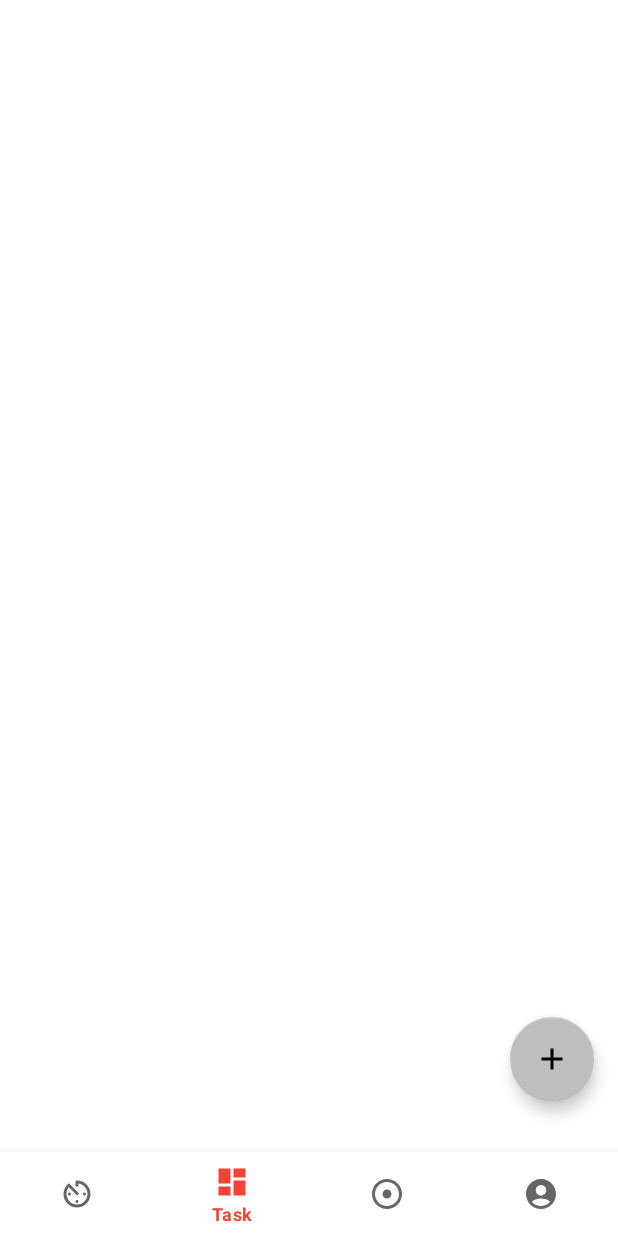
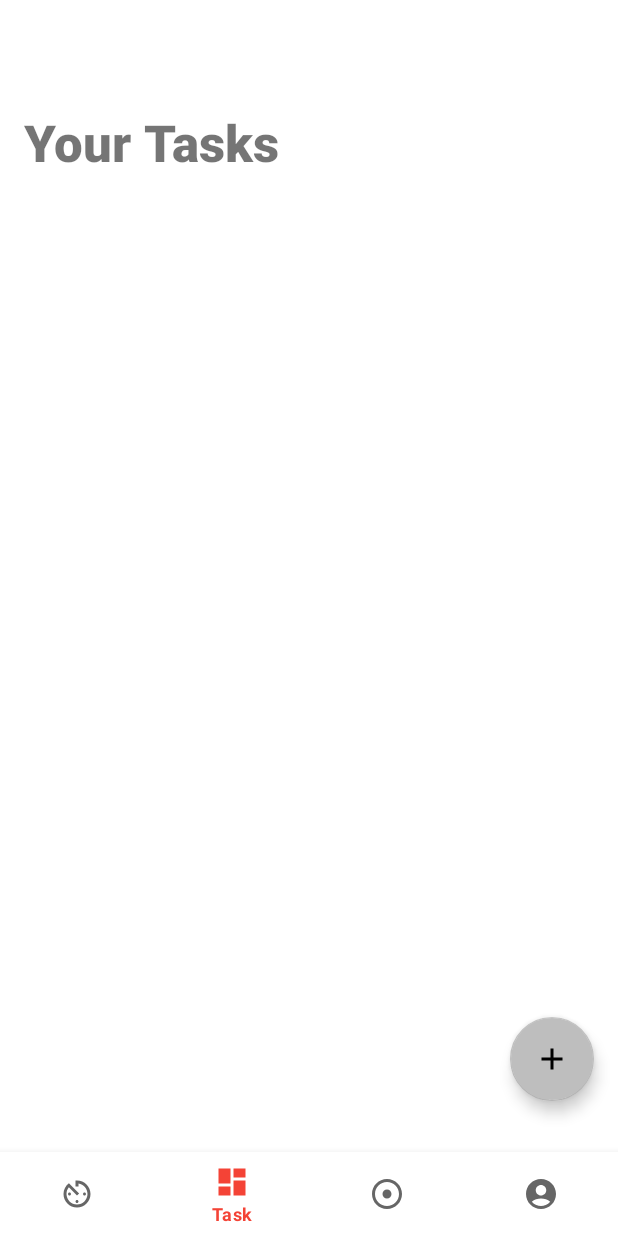
Before and after one commit to SStealth12/MOBDEVE_MP, an Android app: the screen it shows after launch (MainActivity), item 2 of the bottom bar chosen, on a phone screen of 412 x 824 dp. Run offline under Robolectric (Android 15) with nearby library versions, the phone set to English and light mode, and no system bars; our stand-ins replace navigation-ui.

Commit message:
Added Notification Functionality

```diff
--- a/app/build.gradle.kts
+++ b/app/build.gradle.kts
@@ -56,7 +56,7 @@ dependencies {
     implementation("com.google.firebase:firebase-analytics")
     implementation ("com.google.code.gson:gson:2.8.9")
     implementation("androidx.work:work-runtime-ktx:2.8.1")
-    implementation("androidx.core:core-ktx:1.12.0")
+    implementation("androidx.core:core-ktx:1.10.1")
     implementation(libs.places)
     testImplementation(libs.junit)
     androidTestImplementation(libs.androidx.junit)
--- a/app/src/main/AndroidManifest.xml
+++ b/app/src/main/AndroidManifest.xml
@@ -3,6 +3,10 @@
     xmlns:tools="http://schemas.android.com/tools">
 
     <uses-permission android:name="android.permission.FOREGROUND_SERVICE" />
+    <uses-permission android:name="android.permission.SCHEDULE_EXACT_ALARM"
+        android:required="true"
+        tools:ignore="ProtectedPermissions" />
+    <uses-permission android:name="android.permission.POST_NOTIFICATIONS" />
     <application
         android:allowBackup="true"
         android:dataExtractionRules="@xml/data_extraction_rules"
@@ -15,6 +19,7 @@
         tools:targetApi="31">
 
         <service android:name=".PomodoroService" />
+        <receiver android:name=".NotificationReceiver" android:exported="true" />
         <activity
             android:name=".MainActivity"
             android:exported="true"
--- a/app/src/main/java/com/mobdeve/s13/estanol/miguelfrancis/mp/MainActivity.kt
+++ b/app/src/main/java/com/mobdeve/s13/estanol/miguelfrancis/mp/MainActivity.kt
@@ -1,6 +1,14 @@
 package com.mobdeve.s13.estanol.miguelfrancis.mp
 
+import android.app.AlarmManager
+import android.app.NotificationChannel
+import android.app.NotificationManager
+import android.app.PendingIntent
+import android.content.Context
+import android.content.Intent
+import android.os.Build
 import android.os.Bundle
+import android.provider.Settings
 import android.util.Log
 import com.google.android.material.bottomnavigation.BottomNavigationView
 import androidx.appcompat.app.AppCompatActivity
@@ -9,6 +17,7 @@ import androidx.navigation.ui.AppBarConfiguration
 import androidx.navigation.ui.setupActionBarWithNavController
 import androidx.navigation.ui.setupWithNavController
 import com.mobdeve.s13.estanol.miguelfrancis.mp.databinding.ActivityMainBinding
+import java.util.Calendar
 
 class MainActivity : AppCompatActivity() {
 
@@ -25,6 +34,20 @@ class MainActivity : AppCompatActivity() {
 
         val navController = findNavController(R.id.nav_host_fragment_activity_main)
 
+
+        createNotificationChannel() // Creates the notification channel
+
+        // Check and request exact alarm permission if needed
+        if (Build.VERSION.SDK_INT >= Build.VERSION_CODES.S) {
+            val alarmManager = getSystemService(Context.ALARM_SERVICE) as AlarmManager
+            if (!alarmManager.canScheduleExactAlarms()) {
+                val intent = Intent(Settings.ACTION_REQUEST_SCHEDULE_EXACT_ALARM)
+                startActivity(intent)
+            }
+        }
+
+        setupNotifications() // Sets up the notifications
+
         Log.d("MainActivity", "NavController: $navController")
         // Passing each menu ID as a set of Ids because each
         // menu should be considered as top level destinations.
@@ -37,4 +60,74 @@ class MainActivity : AppCompatActivity() {
         setupActionBarWithNavController(navController, appBarConfiguration)
         navView.setupWithNavController(navController)
     }
+
+    private fun createNotificationChannel() {
+        if (Build.VERSION.SDK_INT >= Build.VERSION_CODES.O) { // Change from Build.VERSION_CODES.S
+            val channelName = "Pomodoro Notifications"
+            val description = "Reminders for your Pomodoro sessions"
+            val importance = NotificationManager.IMPORTANCE_DEFAULT
+            val channel = NotificationChannel("POMODORO_CHANNEL", channelName, importance).apply {
+                this.description = description
+            }
+
+            val notificationManager = getSystemService(NotificationManager::class.java)
+            notificationManager?.createNotificationChannel(channel)
+        }
+    }
+
+    private fun setupNotifications() {
+        val sharedPreferences = getSharedPreferences("PomodoroPrefs", Context.MODE_PRIVATE)
+        val notificationsSet = sharedPreferences.getBoolean("NOTIFICATIONS_SET", false)
+
+        if (!notificationsSet) {
+            // Morning notification at 9 AM
+            scheduleNotification(9, 0, "Start your Pomodoro session!", 1001)
+
+            // Afternoon notification at 2 PM
+            scheduleNotification(14, 0, "Don't forget your Pomodoro session!", 1002)
+
+            sharedPreferences.edit().putBoolean("NOTIFICATIONS_SET", true).apply()
+        }
+    }
+
+    private fun scheduleNotification(hour: Int, minute: Int, message: String, notificationId: Int) {
+        val alarmManager = getSystemService(Context.ALARM_SERVICE) as AlarmManager
+
+        val intent = Intent(this, NotificationReceiver::class.java).apply {
+            putExtra("NOTIFICATION_MESSAGE", message)
+            putExtra("NOTIFICATION_ID", notificationId)
+        }
+
+        val pendingIntent = PendingIntent.getBroadcast(
+            this,
+            notificationId,
+            intent,
+            PendingIntent.FLAG_IMMUTABLE or PendingIntent.FLAG_UPDATE_CURRENT
+        )
+
+        val calendar = Calendar.getInstance().apply {
+            timeInMillis = System.currentTimeMillis()
+            set(Calendar.HOUR_OF_DAY, hour)
+            set(Calendar.MINUTE, minute)
+            set(Calendar.SECOND, 0)
+        }
+
+        // If the time has already passed for today, schedule it for tomorrow
+        if (calendar.timeInMillis <= System.currentTimeMillis()) {
+            calendar.add(Calendar.DAY_OF_MONTH, 1)
+            Log.d("MainActivity", "Scheduling notification for tomorrow at $hour:$minute")
+        } else {
+            Log.d("MainActivity", "Scheduling notification for today at $hour:$minute")
+        }
+
+        alarmManager.setExactAndAllowWhileIdle(
+            AlarmManager.RTC_WAKEUP,
+            calendar.timeInMillis,
+            pendingIntent
+        )
+
+
+        Log.d("MainActivity", "Notification scheduled with ID $notificationId for time ${calendar.time}")
+    }
+
 }
--- a/app/src/main/java/com/mobdeve/s13/estanol/miguelfrancis/mp/PomodoroService.kt
+++ b/app/src/main/java/com/mobdeve/s13/estanol/miguelfrancis/mp/PomodoroService.kt
@@ -15,8 +15,6 @@ import androidx.core.app.NotificationCompat
 import android.media.MediaPlayer
 import com.google.gson.Gson
 import com.google.gson.reflect.TypeToken
-import com.mobdeve.s13.estanol.miguelfrancis.mp.NotificationScheduler.scheduleAfternoonNotification
-import com.mobdeve.s13.estanol.miguelfrancis.mp.NotificationScheduler.scheduleMorningNotification
 import java.time.LocalDate
 import java.time.format.DateTimeFormatter
 
--- a/app/src/main/java/com/mobdeve/s13/estanol/miguelfrancis/mp/ui/home/HomeFragment.kt
+++ b/app/src/main/java/com/mobdeve/s13/estanol/miguelfrancis/mp/ui/home/HomeFragment.kt
@@ -13,8 +13,6 @@ import android.view.ViewGroup
 import android.widget.Button
 import android.widget.TextView
 import androidx.fragment.app.Fragment
-import com.mobdeve.s13.estanol.miguelfrancis.mp.NotificationScheduler.scheduleAfternoonNotification
-import com.mobdeve.s13.estanol.miguelfrancis.mp.NotificationScheduler.scheduleMorningNotification
 import com.mobdeve.s13.estanol.miguelfrancis.mp.PomodoroService
 import com.mobdeve.s13.estanol.miguelfrancis.mp.R
 
--- a/app/src/main/res/layout/fragment_task.xml
+++ b/app/src/main/res/layout/fragment_task.xml
@@ -5,12 +5,32 @@
     android:layout_width="match_parent"
     android:layout_height="match_parent">
 
-    <androidx.recyclerview.widget.RecyclerView
-        android:id="@+id/taskRecyclerView"
+    <LinearLayout
         android:layout_width="match_parent"
         android:layout_height="match_parent"
-        android:paddingTop="16dp"
-        android:paddingBottom="120dp" />
+        android:orientation="vertical">
+
+        <TextView
+            android:layout_width="wrap_content"
+            android:layout_height="wrap_content"
+            android:layout_gravity="left"
+            android:layout_marginLeft="16dp"
+            android:layout_marginTop="16dp"
+            android:layout_marginBottom="16dp"
+            android:fontFamily="sans-serif-black"
+            android:text="Your Tasks"
+            android:textSize="34sp"
+            android:textStyle="bold" />
+
+        <androidx.recyclerview.widget.RecyclerView
+            android:id="@+id/taskRecyclerView"
+            android:layout_width="match_parent"
+            android:layout_height="0dp"
+            android:layout_weight="1"
+            android:paddingTop="16dp"
+            android:paddingBottom="120dp" />
+
+    </LinearLayout>
 
     <com.google.android.material.floatingactionbutton.FloatingActionButton
         android:id="@+id/addTaskButton"
```
Also changed, not shown: app/src/main/java/com/mobdeve/s13/estanol/miguelfrancis/mp/AfternoonNotificationWorker.kt (deleted, +0 -55 lines), app/src/main/java/com/mobdeve/s13/estanol/miguelfrancis/mp/MorningNotificationWorker.kt (deleted, +0 -55 lines), app/src/main/java/com/mobdeve/s13/estanol/miguelfrancis/mp/NotificationReceiver.kt (added, +42 -0 lines), app/src/main/java/com/mobdeve/s13/estanol/miguelfrancis/mp/NotificationScheduler.kt (deleted, +0 -73 lines).
